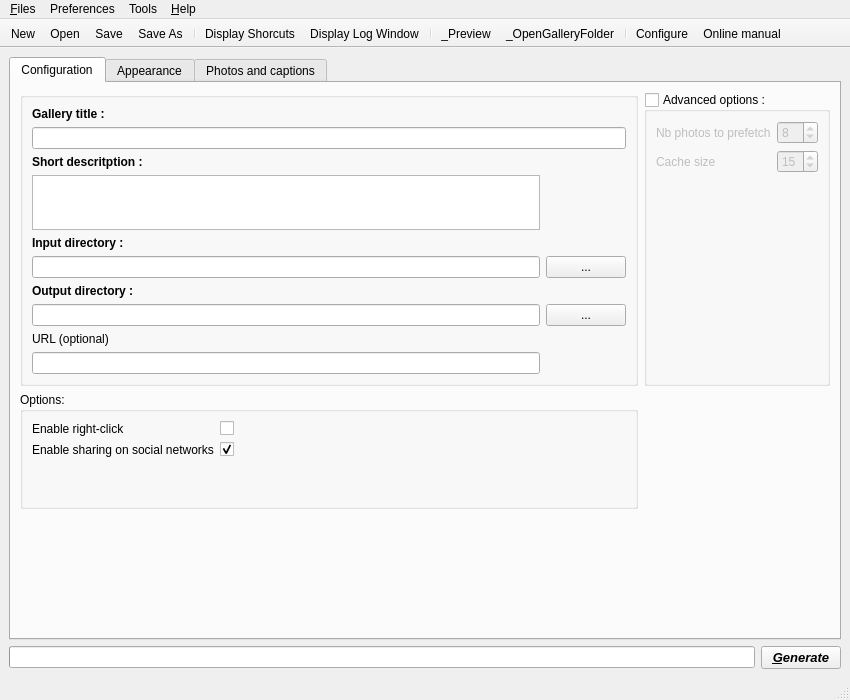
Above: src/ui/mainwin.ui from Pixinn/ezwebgallery before the change. Below: the same form after it.
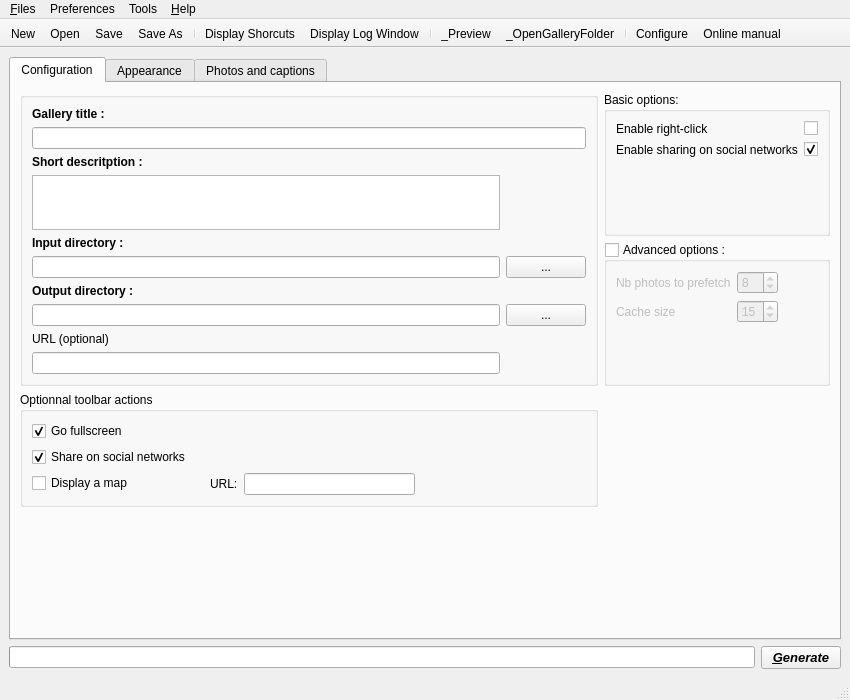
That is the form after the change. Icons and pictures are not drawn. Custom widgets are drawn as their Qt base class.

Commit message: Optional buttons controls

Diff of the .ui file:
```diff
--- a/src/ui/mainwin.ui
+++ b/src/ui/mainwin.ui
@@ -83,8 +83,28 @@
                <string/>
               </property>
               <layout class="QGridLayout" name="gridLayout_3">
-               <item row="0" column="0">
-                <widget class="QLabel" name="label_GalleryTitle">
+               <item row="5" column="0">
+                <widget class="QLineEdit" name="lineEdit_SourceFolder">
+                 <property name="toolTip">
+                  <string>Enter the directory containing your photos.</string>
+                 </property>
+                 <property name="text">
+                  <string notr="true"/>
+                 </property>
+                </widget>
+               </item>
+               <item row="7" column="0">
+                <widget class="QLineEdit" name="lineEdit_DestinationFolder">
+                 <property name="toolTip">
+                  <string>Enter the directory where you want to put the generated gallery.</string>
+                 </property>
+                 <property name="text">
+                  <string notr="true"/>
+                 </property>
+                </widget>
+               </item>
+               <item row="6" column="0">
+                <widget class="QLabel" name="label_DestinationFolder">
                  <property name="font">
                   <font>
                    <weight>75</weight>
@@ -92,7 +112,7 @@
                   </font>
                  </property>
                  <property name="text">
-                  <string>Gallery title :</string>
+                  <string>Output directory :</string>
                  </property>
                 </widget>
                </item>
@@ -106,6 +126,26 @@
                  </property>
                 </widget>
                </item>
+               <item row="8" column="0">
+                <widget class="QLabel" name="label_URL">
+                 <property name="text">
+                  <string>URL (optional)</string>
+                 </property>
+                </widget>
+               </item>
+               <item row="2" column="0">
+                <widget class="QLabel" name="label_ShortDescription">
+                 <property name="font">
+                  <font>
+                   <weight>75</weight>
+                   <bold>true</bold>
+                  </font>
+                 </property>
+                 <property name="text">
+                  <string>Short descritption :</string>
+                 </property>
+                </widget>
+               </item>
                <item row="4" column="0">
                 <widget class="QLabel" name="label_SourceFolder">
                  <property name="font">
@@ -119,16 +159,6 @@
                  </property>
                 </widget>
                </item>
-               <item row="5" column="0">
-                <widget class="QLineEdit" name="lineEdit_SourceFolder">
-                 <property name="toolTip">
-                  <string>Enter the directory containing your photos.</string>
-                 </property>
-                 <property name="text">
-                  <string notr="true"/>
-                 </property>
-                </widget>
-               </item>
                <item row="5" column="1">
                 <widget class="QPushButton" name="pushButton_SourceFolder">
                  <property name="toolTip">
@@ -139,29 +169,6 @@
                  </property>
                 </widget>
                </item>
-               <item row="6" column="0">
-                <widget class="QLabel" name="label_DestinationFolder">
-                 <property name="font">
-                  <font>
-                   <weight>75</weight>
-                   <bold>true</bold>
-                  </font>
-                 </property>
-                 <property name="text">
-                  <string>Output directory :</string>
-                 </property>
-                </widget>
-               </item>
-               <item row="7" column="0">
-                <widget class="QLineEdit" name="lineEdit_DestinationFolder">
-                 <property name="toolTip">
-                  <string>Enter the directory where you want to put the generated gallery.</string>
-                 </property>
-                 <property name="text">
-                  <string notr="true"/>
-                 </property>
-                </widget>
-               </item>
                <item row="7" column="1">
                 <widget class="QPushButton" name="pushButton_DestinationFolder">
                  <property name="toolTip">
@@ -172,8 +179,8 @@
                  </property>
                 </widget>
                </item>
-               <item row="2" column="0">
-                <widget class="QLabel" name="label_ShortDescription">
+               <item row="0" column="0">
+                <widget class="QLabel" name="label_GalleryTitle">
                  <property name="font">
                   <font>
                    <weight>75</weight>
@@ -181,7 +188,7 @@
                   </font>
                  </property>
                  <property name="text">
-                  <string>Short descritption :</string>
+                  <string>Gallery title :</string>
                  </property>
                 </widget>
                </item>
@@ -208,17 +215,243 @@
                  </property>
                 </widget>
                </item>
-               <item row="8" column="0">
-                <widget class="QLabel" name="label_URL">
+              </layout>
+             </widget>
+            </item>
+            <item row="2" column="0">
+             <widget class="QGroupBox" name="groupBox_Buttons">
+              <property name="title">
+               <string>Optionnal toolbar actions</string>
+              </property>
+              <layout class="QVBoxLayout" name="verticalLayout_12">
+               <item>
+                <layout class="QFormLayout" name="formLayout_7">
+                 <item row="0" column="0">
+                  <widget class="QCheckBox" name="checkBox_ButtonFullscreen">
                  <property name="text">
-                  <string>URL (optional)</string>
-                 </property>
-                </widget>
-               </item>
-              </layout>
+                    <string>Go fullscreen</string>
+                   </property>
+                   <property name="checked">
+                    <bool>true</bool>
+                   </property>
+                  </widget>
+                 </item>
+                 <item row="1" column="0">
+                  <widget class="QCheckBox" name="checkBox_ButtonShare">
+                   <property name="text">
+                    <string>Share on social networks</string>
+                   </property>
+                   <property name="checked">
+                    <bool>true</bool>
+                   </property>
+                  </widget>
+                 </item>
+                 <item row="1" column="1">
+                  <layout class="QHBoxLayout" name="horizontalLayout_14">
+                   <item>
+                    <widget class="QLabel" name="image_ButtonShare">
+                     <property name="text">
+                      <string/>
+                     </property>
+                     <property name="pixmap">
+                      <pixmap resource="../resources/GalleryDesigner.qrc">:/toolbar/web/resources/images/toolbar_icon_black_share.png</pixmap>
+                     </property>
+                     <property name="scaledContents">
+                      <bool>false</bool>
+                     </property>
+                    </widget>
+                   </item>
+                   <item>
+                    <spacer name="horizontalSpacer_10">
+                     <property name="orientation">
+                      <enum>Qt::Horizontal</enum>
+                     </property>
+                     <property name="sizeHint" stdset="0">
+                      <size>
+                       <width>40</width>
+                       <height>20</height>
+                      </size>
+                     </property>
+                    </spacer>
+                   </item>
+                  </layout>
+                 </item>
+                 <item row="2" column="0">
+                  <widget class="QCheckBox" name="checkBox_">
+                   <property name="text">
+                    <string>Display a map</string>
+                   </property>
              </widget>
             </item>
             <item row="0" column="1">
+                  <layout class="QHBoxLayout" name="horizontalLayout_15">
+                   <item>
+                    <widget class="QLabel" name="image_ButtonFullscreen">
+                     <property name="text">
+                      <string/>
+                     </property>
+                     <property name="pixmap">
+                      <pixmap resource="../resources/GalleryDesigner.qrc">:/toolbar/web/resources/images/toolbar_icon_black_fullscreen.png</pixmap>
+                     </property>
+                     <property name="scaledContents">
+                      <bool>false</bool>
+                     </property>
+                    </widget>
+                   </item>
+                   <item>
+                    <spacer name="horizontalSpacer_11">
+                     <property name="orientation">
+                      <enum>Qt::Horizontal</enum>
+                     </property>
+                     <property name="sizeHint" stdset="0">
+                      <size>
+                       <width>40</width>
+                       <height>20</height>
+                      </size>
+                     </property>
+                    </spacer>
+                   </item>
+                  </layout>
+                 </item>
+                 <item row="2" column="1">
+                  <layout class="QHBoxLayout" name="horizontalLayout_16">
+                   <item>
+                    <widget class="QLabel" name="image_ButtonMap">
+                     <property name="text">
+                      <string/>
+                     </property>
+                     <property name="pixmap">
+                      <pixmap resource="../resources/GalleryDesigner.qrc">:/toolbar/web/resources/images/toolbar_icon_black_map.png</pixmap>
+                     </property>
+                     <property name="scaledContents">
+                      <bool>false</bool>
+                     </property>
+                    </widget>
+                   </item>
+                   <item>
+                    <widget class="QLabel" name="label_ButtonMap">
+                     <property name="text">
+                      <string>URL:</string>
+                     </property>
+                    </widget>
+                   </item>
+                   <item>
+                    <widget class="QLineEdit" name="lineEdit_ButtonMap"/>
+                   </item>
+                   <item>
+                    <spacer name="horizontalSpacer_12">
+                     <property name="orientation">
+                      <enum>Qt::Horizontal</enum>
+                     </property>
+                     <property name="sizeHint" stdset="0">
+                      <size>
+                       <width>40</width>
+                       <height>20</height>
+                      </size>
+                     </property>
+                    </spacer>
+                   </item>
+                  </layout>
+                 </item>
+                </layout>
+               </item>
+              </layout>
+             </widget>
+            </item>
+            <item row="3" column="1">
+             <spacer name="verticalSpacer">
+              <property name="orientation">
+               <enum>Qt::Vertical</enum>
+              </property>
+              <property name="sizeHint" stdset="0">
+               <size>
+                <width>20</width>
+                <height>40</height>
+               </size>
+              </property>
+             </spacer>
+            </item>
+            <item row="3" column="0">
+             <spacer name="verticalSpacer_6">
+              <property name="orientation">
+               <enum>Qt::Vertical</enum>
+              </property>
+              <property name="sizeHint" stdset="0">
+               <size>
+                <width>20</width>
+                <height>40</height>
+               </size>
+              </property>
+             </spacer>
+            </item>
+            <item row="0" column="1">
+             <layout class="QVBoxLayout" name="verticalLayout_7">
+              <item>
+               <widget class="QGroupBox" name="groupBox_Options">
+                <property name="title">
+                 <string>Basic options:</string>
+                </property>
+                <layout class="QVBoxLayout" name="verticalLayout666">
+                 <item>
+                  <layout class="QFormLayout" name="formLayout_5">
+                   <item row="0" column="0">
+                    <widget class="QLabel" name="clicDroitAutoriseLabel">
+                     <property name="text">
+                      <string>Enable right-click</string>
+                     </property>
+                    </widget>
+                   </item>
+                   <item row="0" column="1">
+                    <widget class="QCheckBox" name="checkBox_clicDroitAutorise">
+                     <property name="enabled">
+                      <bool>true</bool>
+                     </property>
+                     <property name="cursor">
+                      <cursorShape>ArrowCursor</cursorShape>
+                     </property>
+                     <property name="toolTip">
+                      <string>Enable right-clicking on the displayed photo.</string>
+                     </property>
+                     <property name="checked">
+                      <bool>false</bool>
+                     </property>
+                     <property name="tristate">
+                      <bool>false</bool>
+                     </property>
+                    </widget>
+                   </item>
+                   <item row="1" column="1">
+                    <widget class="QCheckBox" name="checkBox_SocialNetworks">
+                     <property name="toolTip">
+                      <string>Allow sharing on various social networks like Facebook, Twitter...</string>
+                     </property>
+                     <property name="text">
+                      <string/>
+                     </property>
+                     <property name="checked">
+                      <bool>true</bool>
+                     </property>
+                     <property name="tristate">
+                      <bool>false</bool>
+                     </property>
+                    </widget>
+                   </item>
+                   <item row="1" column="0">
+                    <widget class="QLabel" name="label_SocialNetworks">
+                     <property name="toolTip">
+                      <string/>
+                     </property>
+                     <property name="text">
+                      <string>Enable sharing on social networks</string>
+                     </property>
+                    </widget>
+                   </item>
+                  </layout>
+                 </item>
+                </layout>
+               </widget>
+              </item>
+              <item>
              <widget class="QGroupBox" name="groupBox_AdvancedOptions">
               <property name="enabled">
                <bool>true</bool>
@@ -301,83 +534,7 @@
               </layout>
              </widget>
             </item>
-            <item row="1" column="0">
-             <widget class="QGroupBox" name="groupBox_Options">
-              <property name="title">
-               <string>Options:</string>
-              </property>
-              <layout class="QVBoxLayout" name="verticalLayout666">
-               <item>
-                <layout class="QFormLayout" name="formLayout_5">
-                 <item row="0" column="0">
-                  <widget class="QLabel" name="clicDroitAutoriseLabel">
-                   <property name="text">
-                    <string>Enable right-click</string>
-                   </property>
-                  </widget>
-                 </item>
-                 <item row="0" column="1">
-                  <widget class="QCheckBox" name="checkBox_clicDroitAutorise">
-                   <property name="enabled">
-                    <bool>true</bool>
-                   </property>
-                   <property name="cursor">
-                    <cursorShape>ArrowCursor</cursorShape>
-                   </property>
-                   <property name="toolTip">
-                    <string>Enable right-clicking on the displayed photo.</string>
-                   </property>
-                   <property name="checked">
-                    <bool>false</bool>
-                   </property>
-                   <property name="tristate">
-                    <bool>false</bool>
-                   </property>
-                  </widget>
-                 </item>
-                 <item row="1" column="1">
-                  <widget class="QCheckBox" name="checkBox_SocialNetworks">
-                   <property name="toolTip">
-                    <string>Allow sharing on various social networks like Facebook, Twitter...</string>
-                   </property>
-                   <property name="text">
-                    <string/>
-                   </property>
-                   <property name="checked">
-                    <bool>true</bool>
-                   </property>
-                   <property name="tristate">
-                    <bool>false</bool>
-                   </property>
-                  </widget>
-                 </item>
-                 <item row="1" column="0">
-                  <widget class="QLabel" name="label_SocialNetworks">
-                   <property name="toolTip">
-                    <string/>
-                   </property>
-                   <property name="text">
-                    <string>Enable sharing on social networks</string>
-                   </property>
-                  </widget>
-                 </item>
-                </layout>
-               </item>
-               <item>
-                <spacer name="verticalSpacer">
-                 <property name="orientation">
-                  <enum>Qt::Vertical</enum>
-                 </property>
-                 <property name="sizeHint" stdset="0">
-                  <size>
-                   <width>20</width>
-                   <height>40</height>
-                  </size>
-                 </property>
-                </spacer>
-               </item>
-              </layout>
-             </widget>
+             </layout>
             </item>
            </layout>
           </item>
@@ -1709,7 +1866,7 @@
                     </widget>
                    </item>
                    <item>
-                    <widget class="CColorPicker" name="cColorPicker_WatermarkText">
+                    <widget class="CColorPicker" name="cColorPicker_WatermarkText" native="true">
                      <property name="font">
                       <font>
                        <pointsize>8</pointsize>
@@ -2057,6 +2214,8 @@
 &lt;tr&gt;
 &lt;td style=&quot;border: none;&quot;&gt;
 &lt;p style=&quot;-qt-paragraph-type:empty; margin-top:0px; margin-bottom:0px; margin-left:0px; margin-right:0px; -qt-block-indent:0; text-indent:0px;&quot;&gt;&lt;br /&gt;&lt;/p&gt;
+&lt;p style=&quot;-qt-paragraph-type:empty; margin-top:0px; margin-bottom:0px; margin-left:0px; margin-right:0px; -qt-block-indent:0; text-indent:0px;&quot;&gt;&lt;br /&gt;&lt;/p&gt;
+&lt;p style=&quot;-qt-paragraph-type:empty; margin-top:0px; margin-bottom:0px; margin-left:0px; margin-right:0px; -qt-block-indent:0; text-indent:0px;&quot;&gt;&lt;br /&gt;&lt;/p&gt;
 &lt;p style=&quot;-qt-paragraph-type:empty; margin-top:0px; margin-bottom:0px; margin-left:0px; margin-right:0px; -qt-block-indent:0; text-indent:0px; font-size:8pt;&quot;&gt;&lt;br /&gt;&lt;/p&gt;
 &lt;p style=&quot;-qt-paragraph-type:empty; margin-top:0px; margin-bottom:0px; margin-left:0px; margin-right:0px; -qt-block-indent:0; text-indent:0px; font-size:8pt;&quot;&gt;&lt;br /&gt;&lt;/p&gt;
 &lt;p style=&quot;-qt-paragraph-type:empty; margin-top:0px; margin-bottom:0px; margin-left:0px; margin-right:0px; -qt-block-indent:0; text-indent:0px; font-size:8pt;&quot;&gt;&lt;br /&gt;&lt;/p&gt;
```
Left out of the diff: 1 changed line with no effect on the pictures. Lines whose indentation alone changed are shown as unchanged. The commit also changes 2 other files.
